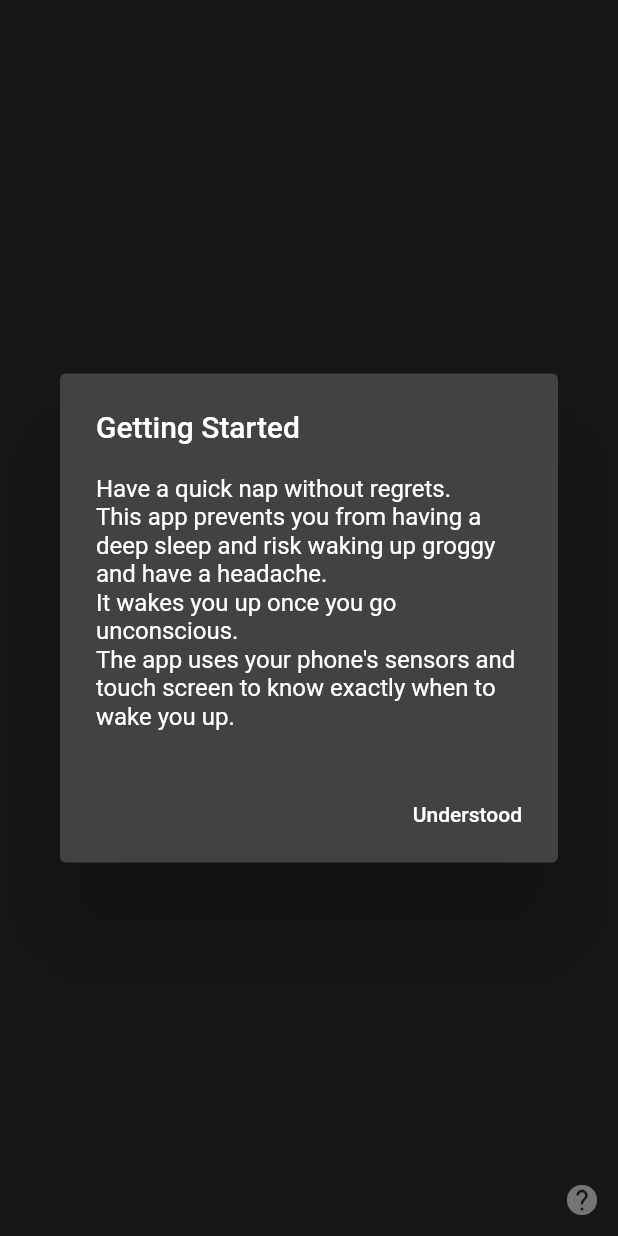
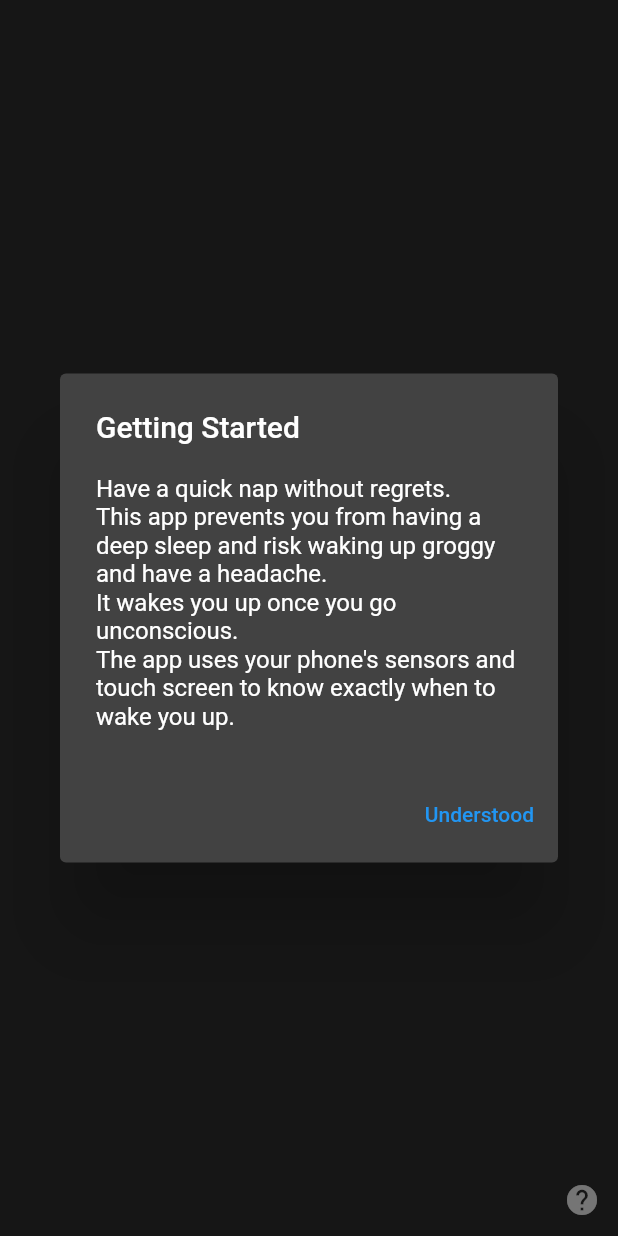
Before and after one commit to YoussefLasheen/doze, a Flutter app: the screen it shows after launch, after a tap on the "help" icon, on a phone screen of 412 x 824 dp. Run offline on Flutter 3.47's test engine with Material 2 defaults, Android fonts, the phone set to English and light mode, and no system bars; missing offline and left inert: flutter_ringtone_player, flutter_screen.

Commit message:
Replace deprecated FlatButton with TextButton

```diff
--- a/lib/screens/main_screen.dart
+++ b/lib/screens/main_screen.dart
@@ -67,7 +67,7 @@ class HelpButton extends StatelessWidget {
               "Have a quick nap without regrets.\nThis app prevents you from having a deep sleep and risk waking up groggy and have a headache.\nIt wakes you up once you go unconscious.\nThe app uses your phone's sensors and touch screen to know exactly when to wake you up.",
             ),
             actions: <Widget>[
-              FlatButton(
+              TextButton(
                   onPressed: () => Navigator.pop(context),
                   child: Text("Understood"))
             ],
```
